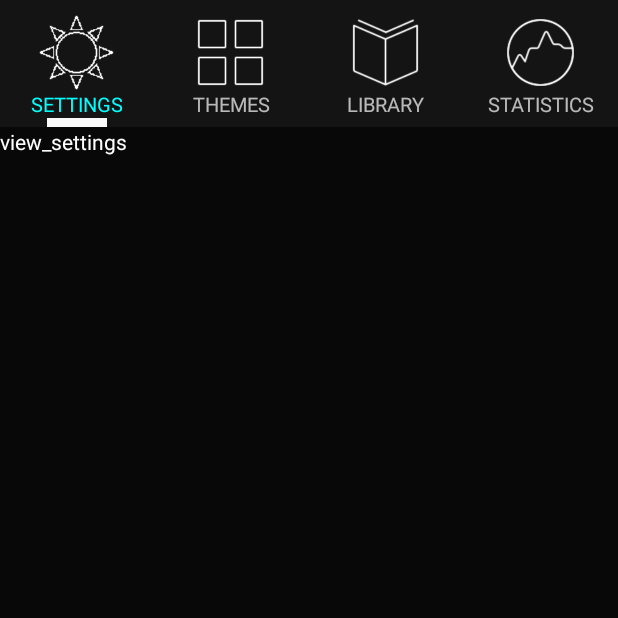
After one commit to bbDseven/ReciteWords, an Android app: the MenuActivity screen opened directly, with no data from a screen before it, on a phone screen of 412 x 824 dp, the top half of it. The commit adds this screen. Run offline under Robolectric (Android 15) with nearby library versions, the phone set to English and light mode, and no system bars; our stand-ins replace CircleImageView.

Commit message:
增加菜单栏

```diff
--- a/app/build.gradle
+++ b/app/build.gradle
@@ -26,4 +26,5 @@ dependencies {
     })
     compile 'com.android.support:appcompat-v7:23.4.0'
     testCompile 'junit:junit:4.12'
+    compile 'com.android.support:recyclerview-v7:23.0.0'
 }
--- a/app/src/main/AndroidManifest.xml
+++ b/app/src/main/AndroidManifest.xml
@@ -9,6 +9,7 @@
         android:supportsRtl="true"
         android:theme="@style/AppTheme">
         <activity android:name=".activity.MainActivity"></activity>
+
         <activity android:name=".activity.SplashActivity">
             <intent-filter>
                 <action android:name="android.intent.action.MAIN" />
@@ -16,6 +17,10 @@
                 <category android:name="android.intent.category.LAUNCHER" />
             </intent-filter>
         </activity>
+
+        <!-- 菜单界面 -->
+        <activity android:name=".activity.MenuActivity"></activity>
+
     </application>
 
 </manifest>
--- /dev/null
+++ b/app/src/main/java/recitewords/apj/com/recitewords/activity/MenuActivity.java
@@ -0,0 +1,238 @@
+package recitewords.apj.com.recitewords.activity;
+
+import android.graphics.BitmapFactory;
+import android.graphics.Color;
+import android.graphics.Matrix;
+import android.os.Bundle;
+import android.support.v4.view.ViewPager;
+import android.util.DisplayMetrics;
+import android.view.LayoutInflater;
+import android.view.View;
+import android.view.animation.Animation;
+import android.view.animation.TranslateAnimation;
+import android.widget.ImageView;
+import android.widget.TextView;
+
+import java.util.ArrayList;
+import java.util.List;
+
+import recitewords.apj.com.recitewords.R;
+import recitewords.apj.com.recitewords.toolutil.MyViewPager;
+
+/**
+ * 四个子菜单界面
+ * Created by Administrator on 2016/11/22 0022.
+ * 作者：陈金振
+ */
+public class MenuActivity extends BaseActivity {
+
+    private int offset = 0;// 动画图片偏移量
+    private int currIndex = 0;// 当前页卡编号
+    private int bmpW;// 动画图片宽度
+
+    private List<View> viewList;//用于存放4个View的集合
+
+    private ViewHolder viewHolder;
+
+    @Override
+    protected void onCreate(Bundle savedInstanceState) {
+        super.onCreate(savedInstanceState);
+        setContentView(R.layout.activity_menu);
+        init_view();            // 初始化各个控件
+        InitImageView();        //初始化游标图片
+        InitViewPager();        //设置ViewPager
+        initListener();         //菜单栏图片，和文字监听事件
+    }
+
+    private class ViewHolder{
+        private ViewPager menu_viewPager;//用于显示4个子菜单界面的ViewPager
+        private View view_settings, view_themes, view_library, view_statistics; //4个ViewPager里面的View
+        private ImageView img_set, img_the, img_lib, img_sta, cursor; //4张图片，和一张显示游标的图片
+        private TextView text_set, text_the, text_lib, text_sta;// 4个TextView菜单的名称
+    }
+
+    private void init_view(){
+        viewHolder = new ViewHolder();
+        viewHolder.menu_viewPager = findViewByIds(R.id.menu_viewpager);
+        viewHolder.img_set = findViewByIds(R.id.img_set);
+        viewHolder.img_the = findViewByIds(R.id.img_the);
+        viewHolder.img_lib = findViewByIds(R.id.img_lib);
+        viewHolder.img_sta = findViewByIds(R.id.img_sta);
+        viewHolder.text_set = findViewByIds(R.id.text_set);
+        viewHolder.text_the = findViewByIds(R.id.text_the);
+        viewHolder.text_lib = findViewByIds(R.id.text_lib);
+        viewHolder.text_sta = findViewByIds(R.id.text_sta);
+    }
+
+    /**
+     * 初始化游标图片
+     */
+    private void InitImageView() {
+        viewHolder.cursor = findViewByIds(R.id.cursor);
+        bmpW = BitmapFactory.decodeResource(getResources(), R.drawable.cursor).getWidth();// 获取图片宽度
+        DisplayMetrics dm = new DisplayMetrics();
+        getWindowManager().getDefaultDisplay().getMetrics(dm);
+        int screenW = dm.widthPixels;// 获取分辨率宽度
+        offset = (screenW / 4 - bmpW) / 2;// 计算偏移量
+        Matrix matrix = new Matrix();
+        matrix.postTranslate(offset, 0);
+        viewHolder.cursor.setImageMatrix(matrix);// 设置动画初始位置
+    }
+
+    /**
+     * 设置ViewPager
+     * */
+    private void InitViewPager() {
+        viewList = new ArrayList<View>();
+        LayoutInflater inflater = getLayoutInflater();
+        viewHolder.view_settings = inflater.inflate(R.layout.activity_settings,null);
+        viewHolder.view_themes = inflater.inflate(R.layout.activity_themes,null);
+        viewHolder.view_library = inflater.inflate(R.layout.activity_library,null);
+        viewHolder.view_statistics = inflater.inflate(R.layout.activity_statistics,null);
+        //把4个View都放在集合里
+        viewList.add(viewHolder.view_settings);
+        viewList.add(viewHolder.view_themes);
+        viewList.add(viewHolder.view_library);
+        viewList.add(viewHolder.view_statistics);
+        MyViewPager myViewPager = new MyViewPager(MenuActivity.this,viewList);
+        viewHolder.menu_viewPager.setAdapter(myViewPager);
+        viewHolder.menu_viewPager.setCurrentItem(0);
+        viewHolder.text_set.setTextColor(Color.CYAN);
+        viewHolder.menu_viewPager.addOnPageChangeListener(new MyOnPageChangeListener());
+    }
+
+    /**
+     * 为 菜单栏图片，文字设置监听事件
+     */
+    private void initListener(){
+        viewHolder.img_set.setOnClickListener(new MyOnClickListener(0));
+        viewHolder.img_the.setOnClickListener(new MyOnClickListener(1));
+        viewHolder.img_lib.setOnClickListener(new MyOnClickListener(2));
+        viewHolder.img_sta.setOnClickListener(new MyOnClickListener(3));
+
+        viewHolder.text_set.setOnClickListener(new MyOnClickListener(0));
+        viewHolder.text_the.setOnClickListener(new MyOnClickListener(1));
+        viewHolder.text_lib.setOnClickListener(new MyOnClickListener(2));
+        viewHolder.text_sta.setOnClickListener(new MyOnClickListener(3));
+    }
+
+    /**
+     * 头标点击监听
+     */
+    public class MyOnClickListener implements View.OnClickListener {
+        private int index = 0;
+
+        public MyOnClickListener(int i) {
+            index = i;
+        }
+
+        @Override
+        public void onClick(View v) {
+            viewHolder.menu_viewPager.setCurrentItem(index);
+        }
+    }
+
+    /**
+     * 页卡切换监听
+     */
+    public class MyOnPageChangeListener implements ViewPager.OnPageChangeListener{
+
+        @Override
+        public void onPageScrolled(int position, float positionOffset, int positionOffsetPixels) {
+        }
+
+        @Override
+        public void onPageSelected(int position) {
+            TextColorChange(position);
+            cursor_move(position);
+        }
+
+        @Override
+        public void onPageScrollStateChanged(int state) {
+        }
+    }
+
+    /**文字颜色改变的方法
+     * */
+    public void TextColorChange(int position){
+        switch (position){
+            case 0:
+                viewHolder.text_set.setTextColor(Color.CYAN);
+                viewHolder.text_the.setTextColor(Color.WHITE);
+                viewHolder.text_lib.setTextColor(Color.WHITE);
+                viewHolder.text_sta.setTextColor(Color.WHITE);
+                break;
+            case 1:
+                viewHolder.text_set.setTextColor(Color.WHITE);
+                viewHolder.text_the.setTextColor(Color.CYAN);
+                viewHolder.text_lib.setTextColor(Color.WHITE);
+                viewHolder.text_sta.setTextColor(Color.WHITE);
+                break;
+            case 2:
+                viewHolder.text_set.setTextColor(Color.WHITE);
+                viewHolder.text_the.setTextColor(Color.WHITE);
+                viewHolder.text_lib.setTextColor(Color.CYAN);
+                viewHolder.text_sta.setTextColor(Color.WHITE);
+                break;
+            case 3:
+                viewHolder.text_set.setTextColor(Color.WHITE);
+                viewHolder.text_the.setTextColor(Color.WHITE);
+                viewHolder.text_lib.setTextColor(Color.WHITE);
+                viewHolder.text_sta.setTextColor(Color.CYAN);
+                break;
+        }
+    }
+
+    /**游标移动的方法
+     * */
+    public void cursor_move(int position){
+        int one = offset * 2 + bmpW;   // 1 个页卡的偏移量
+        int two = one * 2;              // 2 个页卡的偏移量
+        int there = one * 3;            // 3 个页卡的偏移量
+
+        Animation animation = null;
+        switch (position){
+            case 0:
+                if (currIndex == 1){
+                    animation = new TranslateAnimation(one, 0, 0, 0);
+                }else if (currIndex == 2){
+                    animation = new TranslateAnimation(two, 0, 0, 0);
+                }else if (currIndex == 3){
+                    animation = new TranslateAnimation(there, 0, 0, 0);
+                }
+                break;
+            case 1:
+                if (currIndex == 0){
+                    animation = new TranslateAnimation(offset, one, 0, 0);
+                }else if (currIndex == 2){
+                    animation = new TranslateAnimation(two, one, 0, 0);
+                }else if(currIndex == 3){
+                    animation = new TranslateAnimation(there, one, 0, 0);
+                }
+                break;
+            case 2:
+                if (currIndex == 0) {
+                    animation = new TranslateAnimation(offset, two, 0, 0);
+                } else if (currIndex == 1) {
+                    animation = new TranslateAnimation(one, two, 0, 0);
+                }else if (currIndex == 3){
+                    animation = new TranslateAnimation(there, two, 0, 0);
+                }
+                break;
+            case 3:
+                if (currIndex == 0) {
+                    animation = new TranslateAnimation(offset, there, 0, 0);
+                } else if (currIndex == 1) {
+                    animation = new TranslateAnimation(one, there, 0, 0);
+                }else if (currIndex == 2){
+                    animation = new TranslateAnimation(two, there, 0, 0);
+                }
+                break;
+        }
+        currIndex = position;
+        animation.setFillAfter(true);// True:图片停在动画结束位置
+        animation.setDuration(300);
+        viewHolder.cursor.startAnimation(animation);
+    }
+
+}
--- a/app/src/main/java/recitewords/apj/com/recitewords/view/CircleImageView.java
+++ b/app/src/main/java/recitewords/apj/com/recitewords/view/CircleImageView.java
@@ -26,6 +26,7 @@ import recitewords.apj.com.recitewords.R;
 /**
  * 圆形头像
  * Created by Seven on 2016/11/18.
+ * 作者：李学文
  */
 public class CircleImageView extends ImageView {
 
--- /dev/null
+++ b/app/src/main/res/layout/activity_menu.xml
@@ -0,0 +1,128 @@
+<?xml version="1.0" encoding="utf-8"?>
+<LinearLayout xmlns:android="http://schemas.android.com/apk/res/android"
+    android:orientation="vertical"
+    android:layout_width="match_parent"
+    android:layout_height="match_parent"
+    android:background="@android:color/black">
+
+    <LinearLayout
+        android:layout_width="match_parent"
+        android:layout_height="wrap_content"
+        android:layout_marginTop="10dp"
+        android:orientation="horizontal">
+        <!-- Settings -->
+        <LinearLayout
+            android:layout_width="0dp"
+            android:layout_height="wrap_content"
+            android:layout_weight="1"
+            android:gravity="center"
+            android:orientation="vertical">
+
+            <ImageView
+                android:id="@+id/img_set"
+                android:layout_width="50dp"
+                android:layout_height="50dp"
+                android:src="@drawable/settings_icon"/>
+
+            <TextView
+                android:id="@+id/text_set"
+                android:layout_width="match_parent"
+                android:layout_height="wrap_content"
+                android:gravity="center"
+                android:textSize="13sp"
+                android:text="SETTINGS"/>
+        </LinearLayout>
+
+        <!-- Themes -->
+        <LinearLayout
+            android:layout_width="0dp"
+            android:layout_height="wrap_content"
+            android:layout_weight="1"
+            android:gravity="center"
+            android:orientation="vertical">
+
+            <ImageView
+                android:id="@+id/img_the"
+                android:layout_width="50dp"
+                android:layout_height="50dp"
+                android:src="@drawable/themes_icon"/>
+
+            <TextView
+                android:id="@+id/text_the"
+                android:layout_width="match_parent"
+                android:layout_height="wrap_content"
+                android:gravity="center"
+                android:textSize="13sp"
+                android:text="THEMES"/>
+        </LinearLayout>
+
+        <!-- Library -->
+        <LinearLayout
+            android:layout_width="0dp"
+            android:layout_height="wrap_content"
+            android:layout_weight="1"
+            android:gravity="center"
+            android:orientation="vertical">
+
+            <ImageView
+                android:id="@+id/img_lib"
+                android:layout_width="50dp"
+                android:layout_height="50dp"
+                android:src="@drawable/library_icon"/>
+
+            <TextView
+                android:id="@+id/text_lib"
+                android:layout_width="match_parent"
+                android:layout_height="wrap_content"
+                android:gravity="center"
+                android:textSize="13sp"
+                android:text="LIBRARY"/>
+        </LinearLayout>
+
+        <!-- statistics -->
+        <LinearLayout
+            android:layout_width="0dp"
+            android:layout_height="wrap_content"
+            android:layout_weight="1"
+            android:gravity="center"
+            android:orientation="vertical">
+
+            <ImageView
+                android:id="@+id/img_sta"
+                android:layout_width="50dp"
+                android:layout_height="50dp"
+                android:src="@drawable/statistics_icon"/>
+
+            <TextView
+                android:id="@+id/text_sta"
+                android:layout_width="match_parent"
+                android:layout_height="wrap_content"
+                android:gravity="center"
+                android:textSize="13sp"
+                android:text="STATISTICS"/>
+        </LinearLayout>
+
+
+    </LinearLayout>
+
+    <LinearLayout
+        android:layout_width="match_parent"
+        android:layout_height="wrap_content"
+        android:orientation="horizontal">
+
+        <ImageView
+            android:id="@+id/cursor"
+            android:layout_width="match_parent"
+            android:layout_height="wrap_content"
+            android:scaleType="matrix"
+            android:src="@drawable/cursor"/>
+    </LinearLayout>
+
+    <android.support.v4.view.ViewPager
+        android:id="@+id/menu_viewpager"
+        android:layout_width="match_parent"
+        android:layout_height="match_parent">
+
+    </android.support.v4.view.ViewPager>
+
+</LinearLayout>
--- /dev/null
+++ b/app/src/main/res/layout/activity_settings.xml
@@ -0,0 +1,13 @@
+<?xml version="1.0" encoding="utf-8"?>
+<LinearLayout xmlns:android="http://schemas.android.com/apk/res/android"
+    android:orientation="vertical"
+    android:layout_width="match_parent"
+    android:layout_height="match_parent"
+    android:background="@android:color/black">
+
+    <TextView
+        android:layout_width="wrap_content"
+        android:layout_height="wrap_content"
+        android:text="view_settings"
+        android:textColor="@android:color/white"/>
+</LinearLayout>
--- a/build.gradle
+++ b/build.gradle
@@ -5,7 +5,7 @@ buildscript {
         jcenter()
     }
     dependencies {
-        classpath 'com.android.tools.build:gradle:2.2.2'
+        classpath 'com.android.tools.build:gradle:2.0.0'
 
         // NOTE: Do not place your application dependencies here; they belong
         // in the individual module build.gradle files
```
Also changed, not shown: app/src/main/res/layout/activity_library.xml (added, +169 -0 lines), app/src/main/res/layout/activity_statistics.xml (added, +147 -0 lines), app/src/main/res/layout/activity_themes.xml (added, +13 -0 lines), app/src/main/res/drawable/cursor.png (added), app/src/main/res/drawable/library_icon.png (added), app/src/main/res/drawable/settings_icon.png (added), app/src/main/res/drawable/statistics_icon.png (added), app/src/main/res/drawable/themes_icon.png (added), app/src/main/res/drawable/uncheck.png (added), gradle/wrapper/gradle-wrapper.properties.
